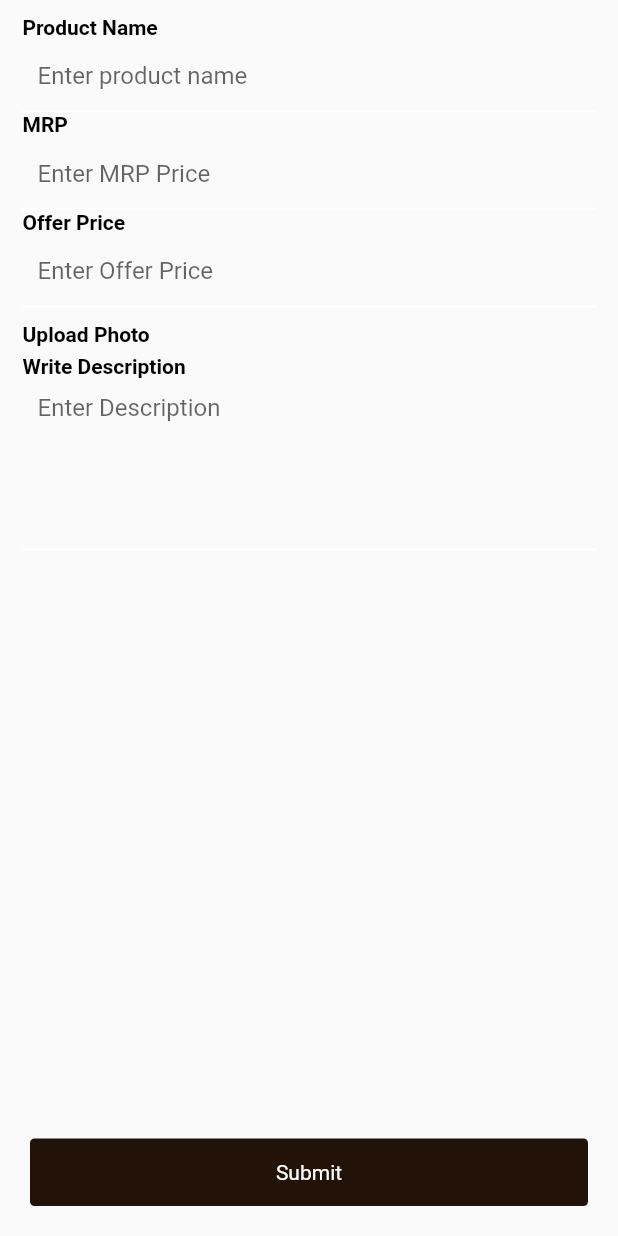
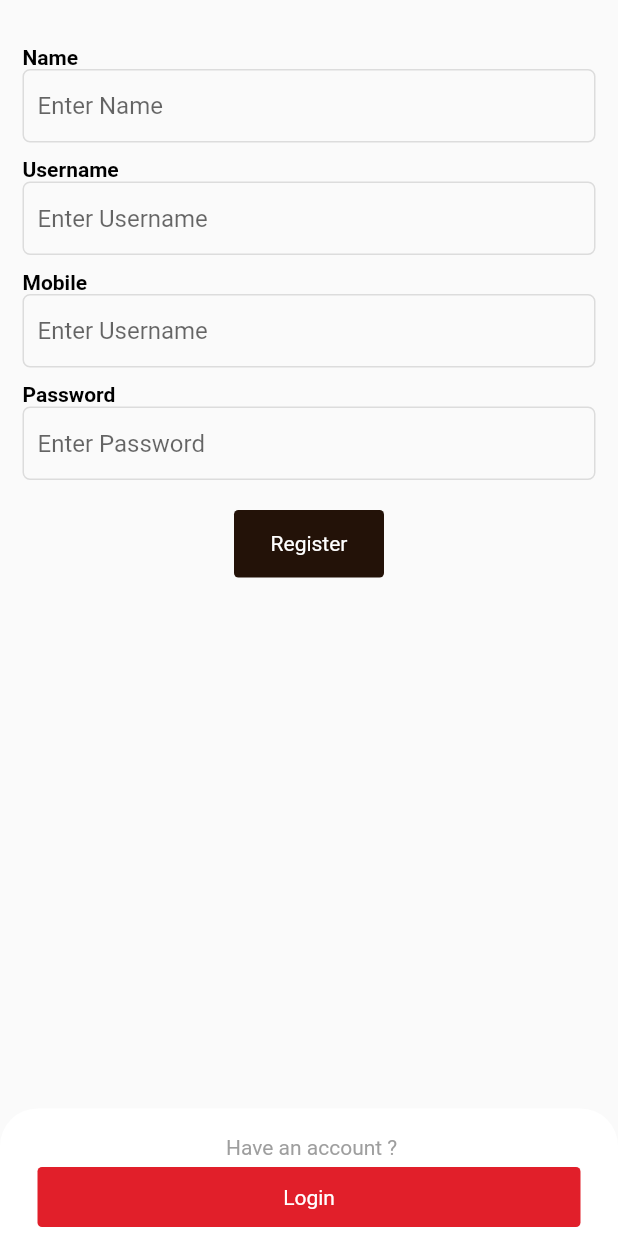
Before and after one commit to aperah10/yecom, a Flutter app: the RegisterScreen screen opened directly, on a phone screen of 412 x 824 dp. Run offline on Flutter 3.47's test engine with Material 2 defaults, Android fonts, the phone set to English and light mode, and no system bars; our stand-ins replace carousel_slider; Roboto replaces fonts that are missing (MontserratMedium).

```diff
--- a/lib/Elements/formfield.dart
+++ b/lib/Elements/formfield.dart
@@ -28,8 +28,8 @@ class EditTextField extends StatelessWidget {
   final TextAlign? textAlign;
   final dynamic formBox;
   final double? vertical, horizontal;
-  final bool? readOnly;
-  final bool? filled;
+  final bool? readOnly, obscureText, filled;
+
   final Color? fillColor, txtColor;
   final TextStyle? style;
   const EditTextField(
@@ -60,6 +60,7 @@ class EditTextField extends StatelessWidget {
       this.filled,
       this.fillColor,
       this.validator,
+      this.obscureText,
       this.style})
       : super(key: key);
 
@@ -85,7 +86,7 @@ class EditTextField extends StatelessWidget {
               onChanged: onChanged,
               inputFormatters: inputFormatters,
               initialValue: initialValue,
-              maxLines: maxLines,
+              // maxLines: maxLines,
               minLines: minLines,
               maxLength: maxLength,
 
@@ -94,9 +95,11 @@ class EditTextField extends StatelessWidget {
               controller: controller,
               onSaved: onSaved,
               keyboardType: keyboardType,
+              obscureText: obscureText ?? false,
               validator: (value) => validator!(value),
               // validator: validator,
               // autofocus: false,
+              autovalidateMode: AutovalidateMode.onUserInteraction,
               readOnly: readOnly ?? false,
               scrollPadding: EdgeInsets.zero,
               decoration: InputDecoration(
--- a/lib/Screen/RegisterScr.dart
+++ b/lib/Screen/RegisterScr.dart
@@ -1,107 +1,142 @@
 import 'package:flutter/material.dart';
-
 import 'package:shop/Elements/button.dart';
 import 'package:shop/Elements/formfield.dart';
+import 'package:shop/Elements/validate.dart';
 import 'package:shop/utils/common.dart';
 import 'package:shop/utils/style.dart';
+
+import 'HomeScr.dart';
+import 'LoginScr.dart';
+import 'RegisterScr.dart';
+import 'bottomNav.dart';
 
 class RegisterScreen extends StatelessWidget {
   RegisterScreen({Key? key}) : super(key: key);
 
-  final TextEditingController prodNameController = TextEditingController();
-  final TextEditingController QuantityController = TextEditingController();
-  final TextEditingController mrpPriceController = TextEditingController();
-  final TextEditingController offerPriceController = TextEditingController();
-  final TextEditingController descriptionController = TextEditingController();
-  List helpVal = ['Question 1', 'Question 2', 'Question 3', 'Question 4'];
-  List prodList = [
-    'assets/images/pulse.png',
-    'assets/images/onion.png',
-    // 'assets/images/snacks.png',
-    'assets/images/potato.png',
-    'assets/images/pulse.png',
-    'assets/images/watermelon.png',
-  ];
+  final TextEditingController userNameController = TextEditingController();
+  final TextEditingController passwordController = TextEditingController();
+  final TextEditingController nameController = TextEditingController();
+  final TextEditingController mobileController = TextEditingController();
+  final _formKey = GlobalKey<FormState>();
 
   @override
   Widget build(BuildContext context) {
+    _regMethod() async {
+      var isvalid = _formKey.currentState!.validate();
+      // print('valid $isvalid');
+      if (!isvalid) {
+        return 'Please Enter Valid Data';
+      }
+      _formKey.currentState!.save();
+      if (isvalid == true) {
+        navigationPush(
+            context,
+            UserNavigationBar(
+              currentTab: 0,
+            ));
+      }
+    }
+
     return Scaffold(
       body: Padding(
-        padding: const EdgeInsets.symmetric(horizontal: 15.0, vertical: 10),
-        child: ListView(
+        padding: const EdgeInsets.symmetric(horizontal: 15.0, vertical: 30),
+        child: Form(
+          key: _formKey,
+          child: Column(
             children: [
               EditTextField(
                 textAlign: TextAlign.left,
                 txtColor: txtBlackColor,
-              headTxt: 'Product Name',
-              // fillColor: borderColor,
-              hintText: 'Enter product name',
-              controller: prodNameController,
+                formBox: true,
+                fillColor: borderColor,
+                headTxt: 'Name',
+                hintText: 'Enter Name',
+                controller: nameController,
                 vertical: 15,
+                validator: validateField,
               ),
-
-            // Container(
-            //   child: DropDownBtn(
-            //     vertical: 12,
-            //     labelText: 'Select Quantity',
-            //     listData: helpVal,
-            //     fillColor: borderColor,
-            //     pageName: 'Select Quantity',
-            //     listController: QuantityController,
-            //   ),
-            // ),
+              heightSizedBox(10.0),
+              EditTextField(
+                textAlign: TextAlign.left,
+                txtColor: txtBlackColor,
+                formBox: true,
+                fillColor: borderColor,
+                headTxt: 'Username',
+                hintText: 'Enter Username',
+                controller: userNameController,
+                vertical: 15,
+                validator: validateField,
+              ),
+              heightSizedBox(10.0),
+              EditTextField(
+                textAlign: TextAlign.left,
+                txtColor: txtBlackColor,
+                formBox: true,
+                fillColor: borderColor,
+                headTxt: 'Mobile',
+                hintText: 'Enter Username',
+                controller: mobileController,
+                vertical: 15,
+                validator: validateField,
+              ),
+              heightSizedBox(10.0),
               EditTextField(
                   vertical: 15,
                   textAlign: TextAlign.left,
                   txtColor: txtBlackColor,
-              headTxt: 'MRP',
-              // fillColor: borderColor,
-              hintText: 'Enter MRP Price',
-              controller: mrpPriceController,
-            ),
-            EditTextField(
-              vertical: 15,
-              textAlign: TextAlign.left,
-              txtColor: txtBlackColor,
-              headTxt: 'Offer Price',
-              // fillColor: borderColor,
-              hintText: 'Enter Offer Price',
-              controller: offerPriceController,
-            ),
-            heightSizedBox(10.0),
-            Text(
-              'Upload Photo',
-              style: labelTextStyle,
-            ),
-            // UpdImgFile(
-            //   imgSrc1: 'assets/images/pulse.png',
-            //   imgSrc2: 'assets/images/onion.png',
-            //   imgSrc3: 'assets/images/potato.png',
-            // ),
-            heightSizedBox(5.0),
-            EditTextField(
-              // hoverColor: borderColor,
-              textAlign: TextAlign.left,
-              txtColor: txtBlackColor,
-              headTxt: 'Write Description',
-              // fillColor: borderColor,
-              hintText: 'Enter Description',
-              maxLines: 5,
-              controller: descriptionController,
-            )
-          ],
-        ),
-      ),
-      bottomNavigationBar: Padding(
+                  headTxt: 'Password',
+                  fillColor: borderColor,
+                  hintText: 'Enter Password',
+                  controller: passwordController,
+                  validator: validateField,
+                  obscureText: true,
+                  formBox: true),
+              Padding(
                 padding: const EdgeInsets.all(20),
                 child: Btn(
                   // alignment: Alignment.bottomLeft,
                   height: 45,
                   width: 100,
-          btnName: 'Submit',
+                  onTap: _regMethod,
+                  btnName: 'Register',
                   txtColor: txtWhiteColor,
                   color: coffeColor,
                   // onTap: () => navigationPush(context, OrderDeatilsScreen()),
+                ),
+              )
+            ],
+          ),
+        ),
+      ),
+      bottomNavigationBar:
+          // bottomSheet:
+          Container(
+        height: 85,
+        decoration: BoxDecoration(
+          color: offWhiteColor,
+          borderRadius: BorderRadius.only(
+            topLeft: Radius.circular(25),
+            topRight: Radius.circular(25),
+          ),
+        ),
+        child: Padding(
+          padding:
+              const EdgeInsets.only(top: 18.0, left: 25, right: 25, bottom: 5),
+          child: Column(
+            children: [
+              Txt(
+                t: ' Have an account ?',
+                color: greyColor,
+              ),
+              heightSizedBox(5.0),
+              Btn(
+                onTap: () => navigationPush(context, LoginScreen()),
+                height: 40,
+                btnName: 'Login',
+                color: redColor,
+              ),
+            ],
+          ),
         ),
       ),
     );
--- a/lib/Screen/cartScr.dart
+++ b/lib/Screen/cartScr.dart
@@ -60,7 +60,7 @@ class CartScreen extends StatelessWidget {
                   ),
                 ),
               ),
-              childCount: 5,
+              childCount: 15,
             ),
           ),
 
--- a/lib/main.dart
+++ b/lib/main.dart
@@ -1,5 +1,7 @@
 import 'package:flutter/material.dart';
 import 'package:shop/Screen/LoginScr.dart';
+import 'package:shop/Screen/OrderDetScr.dart';
+import 'package:shop/Screen/cartScr.dart';
 
 import 'Screen/splashScr.dart';
 
@@ -19,8 +21,10 @@ class MyApp extends StatelessWidget {
           primarySwatch: Colors.blue,
         ),
         debugShowCheckedModeBanner: false,
-      home: SplashScreen(),
+        // home: SplashScreen(),
+        // home: OrderDeatilsScreen()
         // home: LoginScreen(),
+        home: CartScreen()
         // home: UserNavigationBar()
         // home: CategoryScreen()
         );
```
Also changed, not shown: lib/Elements/validate.dart (+11 -0 lines), lib/Screen/LoginScr.dart (+16 -8 lines), lib/Screen/OrderTracking.dart (+83 -23 lines), lib/Screen/bottomNav.dart (+11 -5 lines), lib/Screen/splashScr.dart (+9 -7 lines), lib/Screen/f1.dart (added). Lines whose indentation alone changed are shown as unchanged.
